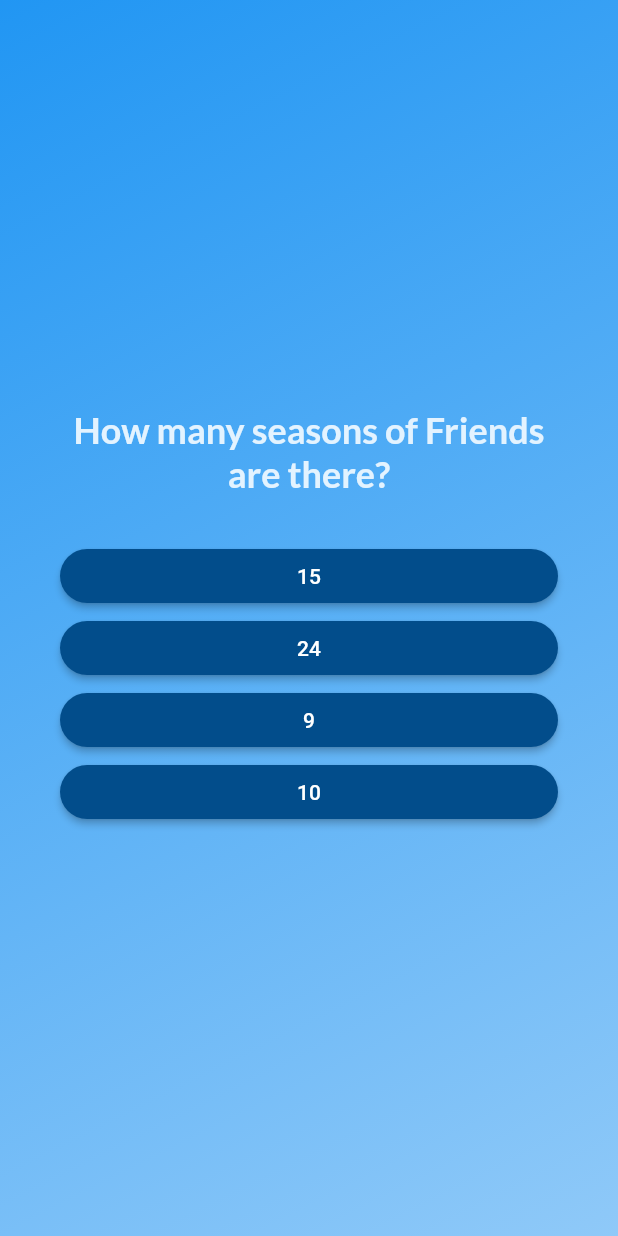
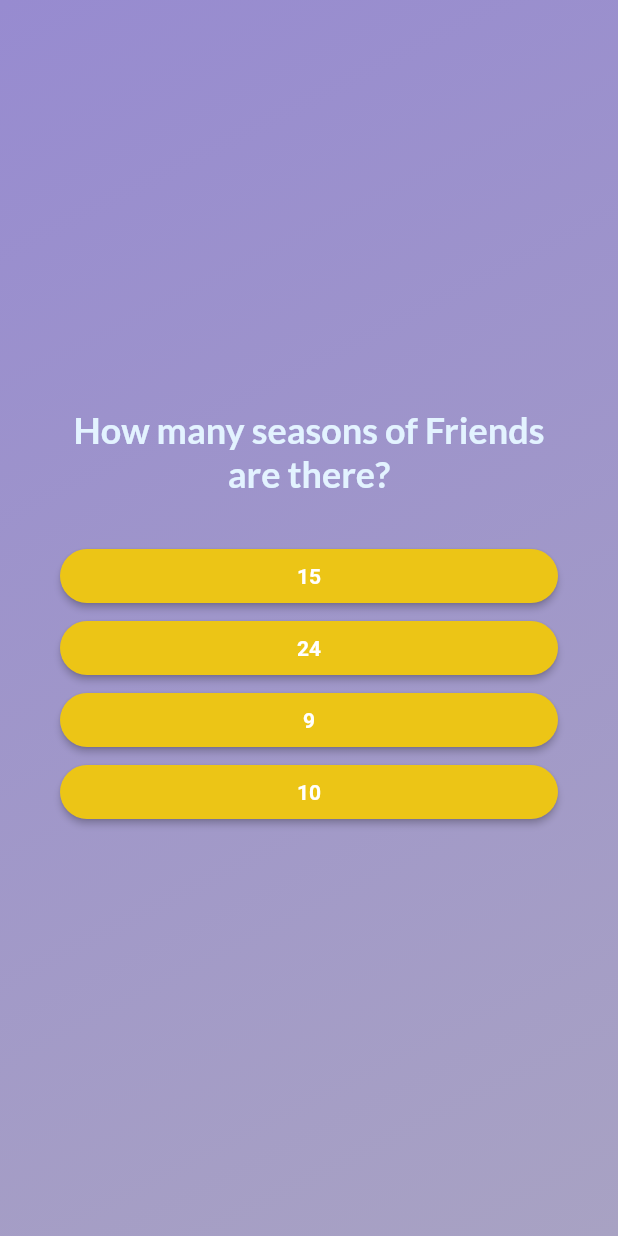
Before and after one commit to Roch10/quiz_app, a Flutter app: the screen it shows after launch, after a tap on "Start Quiz", on a phone screen of 412 x 824 dp. Run offline on Flutter 3.47's test engine with Material 2 defaults, Android fonts, the phone set to English and light mode, and no system bars; our stand-ins replace google_fonts.

Commit message:
final design fixes and optimizing

```diff
--- a/lib/answer_button.dart
+++ b/lib/answer_button.dart
@@ -11,7 +11,7 @@ class AnswerButton extends StatelessWidget {
   Widget build(context) {
     return ElevatedButton(
       style: ElevatedButton.styleFrom(
-        backgroundColor: const Color.fromARGB(255, 2, 77, 139),
+        backgroundColor: Color.fromARGB(255, 236, 197, 22),
         foregroundColor: Colors.white,
         shape: RoundedRectangleBorder(
           borderRadius: BorderRadius.circular(40),
@@ -25,6 +25,9 @@ class AnswerButton extends StatelessWidget {
       child: Text(
         answerText,
         textAlign: TextAlign.center,
+        style: TextStyle(
+          fontWeight: FontWeight.bold,
+        ),
       ),
     );
   }
--- a/lib/question_summary/question_identifier.dart
+++ b/lib/question_summary/question_identifier.dart
@@ -14,7 +14,7 @@ class QuestionIdentifier extends StatelessWidget {
   Widget build(BuildContext context) {
     final questionNumber = questionIndex + 1;
     final identifierColor = isCorrect
-        ? const Color.fromARGB(255, 153, 209, 255)
+        ? const Color.fromARGB(255, 236, 197, 22)
         : const Color.fromARGB(255, 251, 171, 165);
 
     return Container(
--- a/lib/quiz.dart
+++ b/lib/quiz.dart
@@ -73,8 +73,8 @@ class _QuizState extends State<Quiz> {
           decoration: const BoxDecoration(
             gradient: LinearGradient(
               colors: [
-                Colors.blue,
-                Color.fromARGB(255, 143, 201, 248),
+                Color.fromARGB(255, 151, 139, 208),
+                Color.fromARGB(255, 168, 162, 195),
               ],
               begin: Alignment.topLeft,
               end: Alignment.bottomRight,
--- a/lib/start_screen.dart
+++ b/lib/start_screen.dart
@@ -15,7 +15,7 @@ class StartScreen extends StatelessWidget {
           Image.asset(
             'assets/images/quiz-logo.png',
             width: 300,
-            color: const Color.fromARGB(150, 255, 255, 255),
+            color: Color.fromARGB(149, 255, 255, 255),
           ),
           const SizedBox(
             height: 80,
@@ -35,9 +35,15 @@ class StartScreen extends StatelessWidget {
             onPressed: startQuiz,
             style: OutlinedButton.styleFrom(
               foregroundColor: Colors.white,
+              backgroundColor: Color.fromARGB(255, 238, 195, 0),
             ),
             icon: const Icon(Icons.arrow_right_alt),
-            label: const Text('Start Quiz'),
+            label: const Text(
+              'Start Quiz',
+              style: TextStyle(
+                fontWeight: FontWeight.bold,
+              ),
+            ),
           ),
         ],
       ),
```
